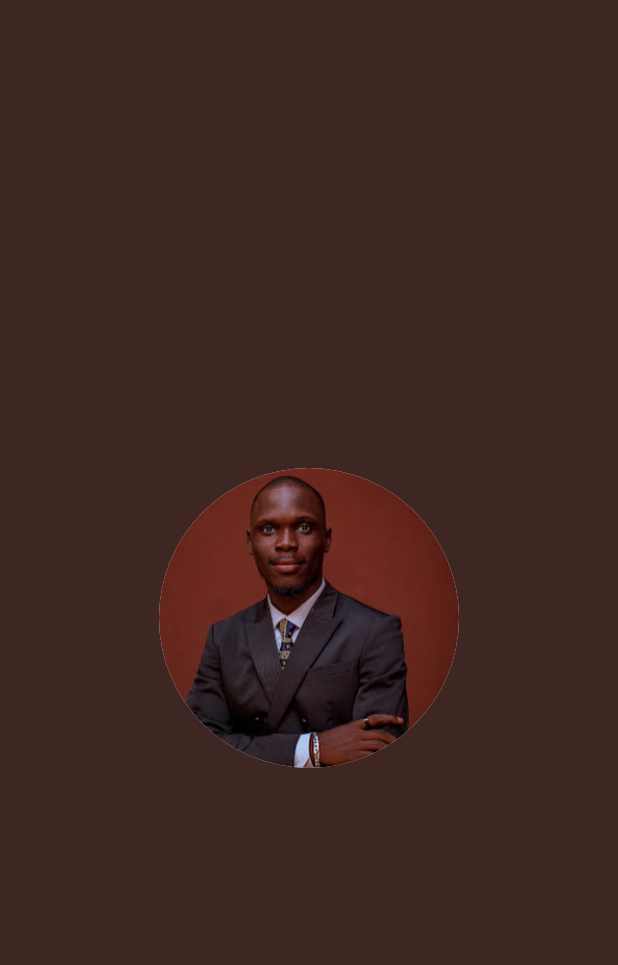
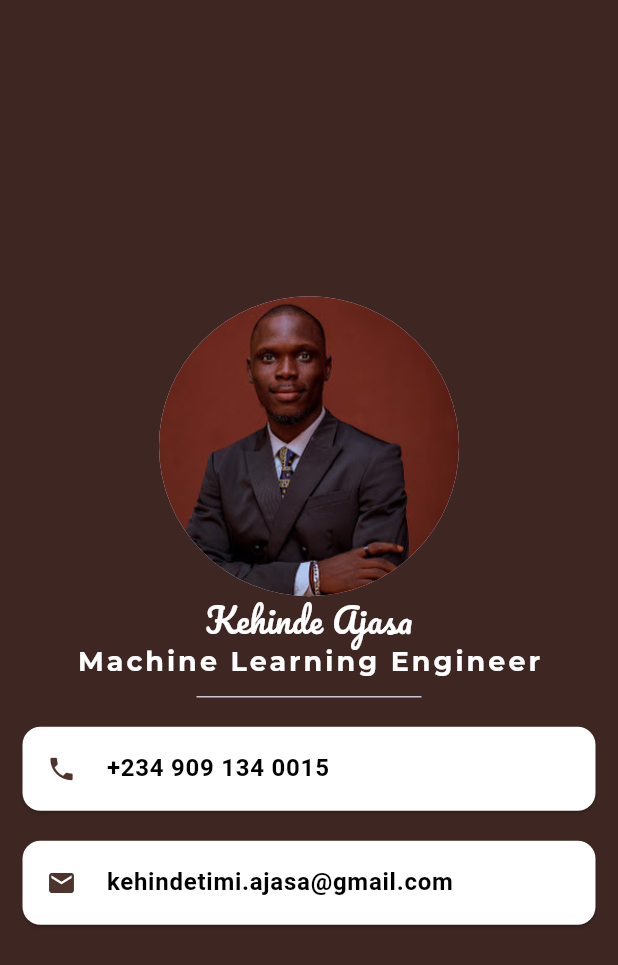
Before and after one commit to TechWithKen/Relearn, a Flutter app: the screen it shows after launch, on a phone screen of 412 x 824 dp. Shown: the top 965 px of the screen. Run offline on Flutter 3.47's test engine with Material 3 defaults, Android fonts, the phone set to English and light mode, and no system bars.

Commit message:
finished the entire business card

```diff
--- a/relearning/lib/main.dart
+++ b/relearning/lib/main.dart
@@ -12,7 +12,7 @@ class MyCardApp extends StatelessWidget {
     return MaterialApp(
       home: Scaffold(
         backgroundColor: Colors.brown[900],
-        body: const SafeArea(
+        body: SafeArea(
             child: Center(
           child: Column(
             mainAxisSize: MainAxisSize.min,
@@ -21,6 +21,53 @@ class MyCardApp extends StatelessWidget {
                 radius: 100.0,
                 backgroundImage: AssetImage('images/Kehinde.jpg'),
               ),
+              Text(
+                  style: TextStyle(
+                    fontFamily: "Pacifico",
+                    color: Colors.white,
+                    fontSize: 22.0,
+                  ),
+                  "Kehinde Ajasa"),
+              Text(
+                  style: TextStyle(
+                    fontFamily: "Montserrat",
+                    fontWeight: FontWeight.bold,
+                    color: Colors.white,
+                    letterSpacing: 2.0,
+                    fontSize: 18.0,
+                  ),
+                  "Machine Learning Engineer"),
+              SizedBox(
+                height: 20.0,
+                width: 150.0,
+                child: Divider(),
+              ),
+              Card(
+                margin: EdgeInsets.symmetric(vertical: 10.0, horizontal: 15.0),
+                color: Colors.white,
+                child: ListTile(
+                  leading:
+                      Icon(Icons.phone, size: 20.0, color: Colors.brown[800]),
+                  title: Text(
+                    "+234 909 134 0015",
+                    style: TextStyle(
+                        color: Colors.black, fontWeight: FontWeight.bold),
+                  ),
+                ),
+              ),
+              Card(
+                margin: EdgeInsets.symmetric(vertical: 10.0, horizontal: 15.0),
+                color: Colors.white,
+                child: ListTile(
+                  leading:
+                      Icon(Icons.email, size: 20.0, color: Colors.brown[800]),
+                  title: Text(
+                    "kehindetimi.ajasa@gmail.com",
+                    style: TextStyle(
+                        color: Colors.black, fontWeight: FontWeight.bold),
+                  ),
+                ),
+              ),
             ],
           ),
         )),
```
Also changed, not shown: relearning/pubspec.yaml (+9 -0 lines), relearning/fonts/Montserrat-VariableFont_wght.ttf (added), relearning/fonts/Pacifico-Regular.ttf (added).
